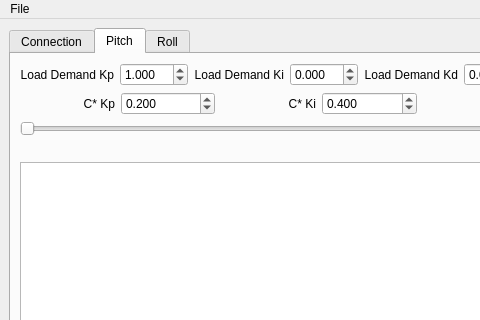
Old version of the form Display/MainWindow.ui in the repository aguther/airbus-fbw-bench; both pictures show x 0 to 480 and y 0 to 320 of the 638 by 878 pixel window.
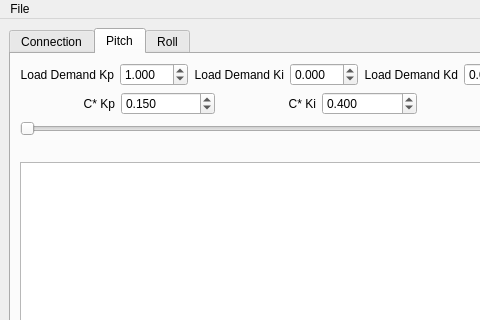
New version of the form. The open tabs and pages were chosen to show the change. Custom widgets are drawn as their Qt base class.

```diff
--- a/Display/MainWindow.ui
+++ b/Display/MainWindow.ui
@@ -218,7 +218,7 @@
              <double>0.010000000000000</double>
             </property>
             <property name="value">
-             <double>0.200000000000000</double>
+             <double>0.150000000000000</double>
             </property>
            </widget>
           </item>
```
